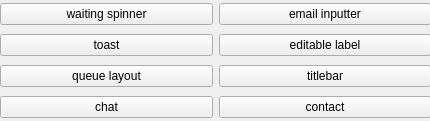
First picture: the form in demo/qrwidgetdemo.ui, repository Qters/QrWidgets, before the edit.
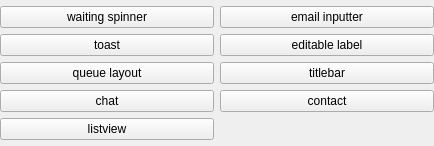
Second picture: the form after the edit.

Commit message: listview quick version

```diff
--- a/demo/qrwidgetdemo.ui
+++ b/demo/qrwidgetdemo.ui
@@ -6,22 +6,27 @@
    <rect>
     <x>0</x>
     <y>0</y>
-    <width>430</width>
-    <height>121</height>
+    <width>434</width>
+    <height>146</height>
    </rect>
   </property>
   <property name="windowTitle">
    <string>Form</string>
   </property>
-  <widget class="QWidget" name="gridLayoutWidget">
-   <property name="geometry">
-    <rect>
-     <x>0</x>
-     <y>0</y>
-     <width>431</width>
-     <height>121</height>
-    </rect>
+  <layout class="QVBoxLayout" name="verticalLayout">
+   <property name="leftMargin">
+    <number>0</number>
    </property>
+   <property name="topMargin">
+    <number>0</number>
+   </property>
+   <property name="rightMargin">
+    <number>0</number>
+   </property>
+   <property name="bottomMargin">
+    <number>0</number>
+   </property>
+   <item>
    <layout class="QGridLayout" name="gridLayout">
     <item row="2" column="1">
      <widget class="QPushButton" name="titlebar">
@@ -79,8 +84,16 @@
       </property>
      </widget>
     </item>
-   </layout>
-  </widget>
+     <item row="4" column="0">
+      <widget class="QPushButton" name="listview">
+       <property name="text">
+        <string>listview</string>
+       </property>
+      </widget>
+     </item>
+    </layout>
+   </item>
+  </layout>
  </widget>
  <resources/>
  <connections/>
```
Left out of the diff: 46 changed lines with no effect on the pictures. Lines whose indentation alone changed are shown as unchanged. The commit also changes 12 other files.
